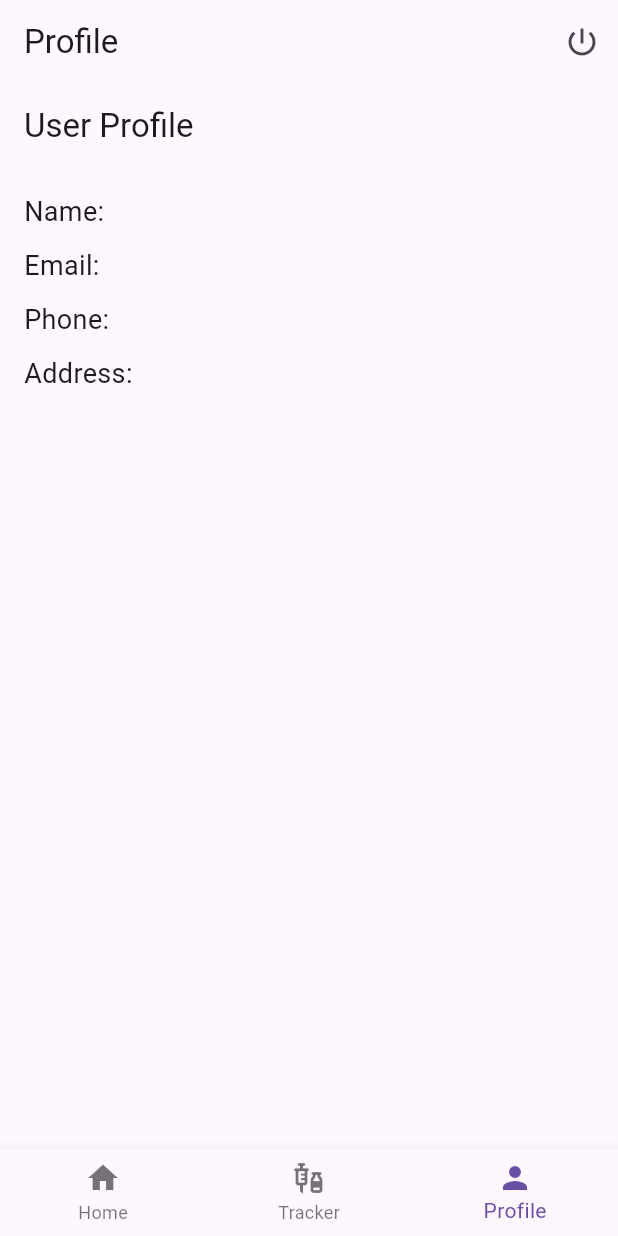
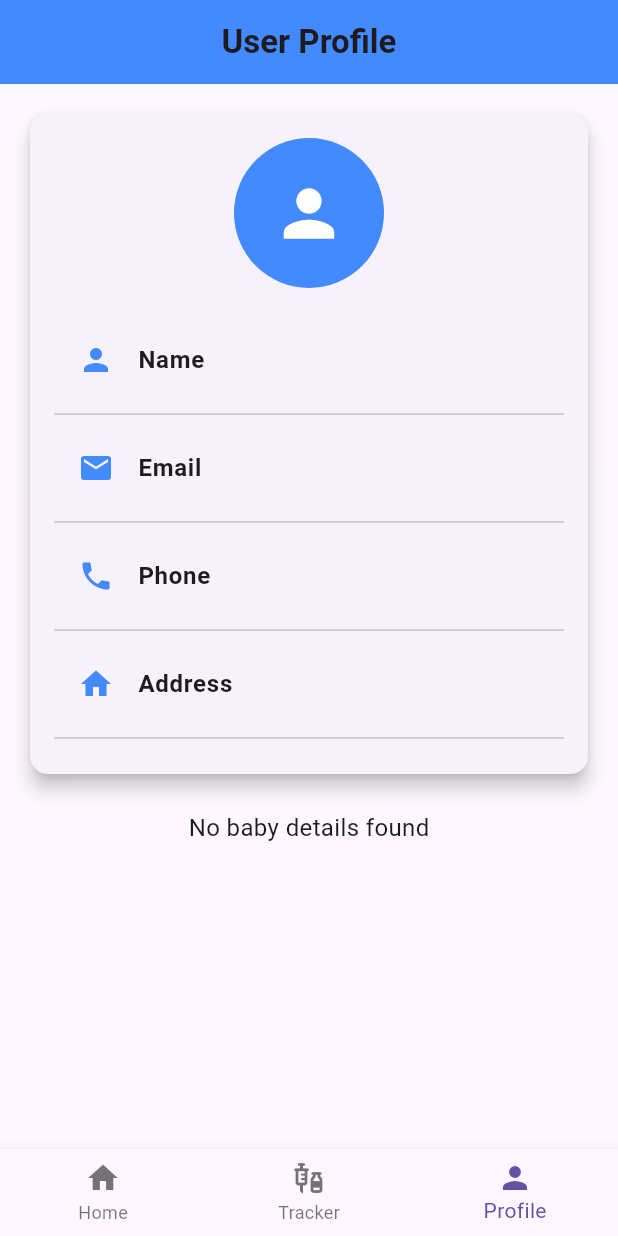
Before and after one commit to rajank18/VaccineCare, a Flutter app: the screen it shows once a user with an empty profile is signed in, item 3 of the bottom bar chosen, on a phone screen of 412 x 824 dp. Run offline on Flutter 3.47's test engine with Material 3 defaults, Android fonts, the phone set to English and light mode, and no system bars; our stand-ins replace shared_preferences, supabase_flutter; accounts and stored records are empty; statements that could not run were skipped.

Commit message:
ui improve

```diff
--- a/vaccinecare_app/lib/screens/home_page.dart
+++ b/vaccinecare_app/lib/screens/home_page.dart
@@ -21,7 +21,7 @@ class _HomeScreenState extends State<HomeScreen> {
 
   Future<void> logout(BuildContext context) async {
     SharedPreferences prefs = await SharedPreferences.getInstance();
-    await prefs.remove('checkedVaccines'); // FIX: Clears stored vaccine data on logout
+    await prefs.remove('checkedVaccines');
 
     await _supabase.auth.signOut();
     Navigator.pushReplacement(context, MaterialPageRoute(builder: (context) => AuthScreen()));
@@ -49,15 +49,17 @@ class _HomeScreenState extends State<HomeScreen> {
   @override
 Widget build(BuildContext context) {
   return Scaffold(
-      appBar: AppBar(
+    appBar: _selectedIndex == 0
+        ? AppBar(
             title: Text(_titles[_selectedIndex]),
             actions: [
               IconButton(
-            icon: Icon(Icons.power_settings_new), // Power icon for logout
+                icon: Icon(Icons.power_settings_new),
                 onPressed: () => logout(context),
               ),
             ],
-      ),
+          )
+        : null, // No AppBar for Tracker & Profile
     body: _selectedIndex == 0 ? HomePageContent(vaccines: _checkedVaccines) : _pages[_selectedIndex],
     bottomNavigationBar: BottomNavigationBar(
       currentIndex: _selectedIndex,
@@ -77,6 +79,7 @@ class _HomeScreenState extends State<HomeScreen> {
     ),
   );
 }
+
 }
 
 // Home Page Content with Vaccine Summary
--- a/vaccinecare_app/lib/screens/user_profile.dart
+++ b/vaccinecare_app/lib/screens/user_profile.dart
@@ -10,6 +10,7 @@ class UserProfilePage extends StatefulWidget {
 class _UserProfilePageState extends State<UserProfilePage> {
   final _supabase = Supabase.instance.client;
   Map<String, dynamic>? userData;
+  List<Map<String, dynamic>> babyData = [];
   bool isLoading = true;
 
   @override
@@ -18,69 +19,123 @@ class _UserProfilePageState extends State<UserProfilePage> {
     fetchUserProfile();
   }
 
-  /// ✅ Fetch User Data Using Stored Email
   Future<void> fetchUserProfile() async {
     setState(() => isLoading = true);
-
     try {
-    // ✅ Retrieve stored email (Ensures correct email is used)
       final prefs = await SharedPreferences.getInstance();
       final storedEmail = prefs.getString('user_email');
-
       if (storedEmail == null) {
-      print("⚠️ No stored email found!");
+        print("No stored email found!");
         setState(() => isLoading = false);
         return;
       }
 
-    print("✅ Fetching user data for email: $storedEmail");
-
-    // ✅ Fetch user details from `users` table using email
-    final response = await _supabase
-        .from('users')
-        .select()
-        .eq('email', storedEmail)
-        .maybeSingle();
-
+      final response = await _supabase.from('users').select().eq('email', storedEmail).maybeSingle();
       if (response != null) {
+        final babyResponse = await _supabase.from('babies').select().eq('parent_id', response['user_id']);
         setState(() {
           userData = response;
-        isLoading = false;
+          babyData = List<Map<String, dynamic>>.from(babyResponse);
         });
-    } else {
-      setState(() => isLoading = false);
-      print("⚠️ User data not found in `users` table for $storedEmail!");
       }
     } catch (error) {
+      print("Error fetching user data: $error");
+    }
     setState(() => isLoading = false);
-    print("❌ Error fetching user data: $error");
   }
-}
-
 
   @override
   Widget build(BuildContext context) {
     return Scaffold(
-      appBar: AppBar(title: Text('User Profile')),
+      appBar: AppBar(
+        title: Text('User Profile', style: TextStyle(fontWeight: FontWeight.bold)),
+        centerTitle: true,
+        backgroundColor: Colors.blueAccent,
+      ),
       body: isLoading
           ? Center(child: CircularProgressIndicator())
           : userData == null
-              ? Center(child: Text("No user data found"))
+              ? Center(child: Text("No user data found", style: TextStyle(fontSize: 18)))
               : Padding(
                   padding: EdgeInsets.all(16),
+                  child: SingleChildScrollView(
+                    child: Column(
+                      children: [
+                        Card(
+                          shape: RoundedRectangleBorder(borderRadius: BorderRadius.circular(12)),
+                          elevation: 5,
+                          child: Padding(
+                            padding: EdgeInsets.all(16),
+                            child: Column(
+                              mainAxisSize: MainAxisSize.min,
+                              children: [
+                                CircleAvatar(
+                                  radius: 50,
+                                  backgroundColor: Colors.blueAccent,
+                                  child: Icon(Icons.person, size: 50, color: Colors.white),
+                                ),
+                                SizedBox(height: 20),
+                                _buildUserInfoTile("Name", userData!['name'], Icons.person),
+                                _buildUserInfoTile("Email", userData!['email'], Icons.email),
+                                _buildUserInfoTile("Phone", userData!['phone_number'], Icons.phone),
+                                _buildUserInfoTile("Address", userData!['address'], Icons.home),
+                              ],
+                            ),
+                          ),
+                        ),
+                        SizedBox(height: 20),
+                        babyData.isNotEmpty
+                            ? Column(
+                                crossAxisAlignment: CrossAxisAlignment.start,
+                                children: [
+                                  Text("Baby Details", style: TextStyle(fontSize: 18, fontWeight: FontWeight.bold)),
+                                  SizedBox(height: 10),
+                                  ...babyData.map((baby) => Card(
+                                        shape: RoundedRectangleBorder(borderRadius: BorderRadius.circular(12)),
+                                        elevation: 3,
+                                        child: Padding(
+                                          padding: EdgeInsets.all(12),
                                           child: Column(
                                             crossAxisAlignment: CrossAxisAlignment.start,
                                             children: [
-                      Text("Name: ${userData!['name']}", style: TextStyle(fontSize: 18)),
-                      SizedBox(height: 10),
-                      Text("Email: ${userData!['email']}", style: TextStyle(fontSize: 18)),
-                      SizedBox(height: 10),
-                      Text("Phone: ${userData!['phone_number']}", style: TextStyle(fontSize: 18)),
-                      SizedBox(height: 10),
-                      Text("Address: ${userData!['address']}", style: TextStyle(fontSize: 18)),
+                                              _buildUserInfoTile("Name", baby['name'], Icons.child_care),
+                                              _buildUserInfoTile("Birth Date", baby['birth_date'], Icons.cake),
+                                              _buildUserInfoTile("Gender", baby['gender'], Icons.wc),
+                                              _buildUserInfoTile("Blood Group", baby['blood_group'] ?? "N/A", Icons.bloodtype),
                                             ],
+                                          ),
+                                        ),
+                                      ))
+                                ],
+                              )
+                            : Center(child: Text("No baby details found", style: TextStyle(fontSize: 16)))
+                      ],
+                    ),
                   ),
                 ),
     );
   }
+
+  Widget _buildUserInfoTile(String label, String value, IconData icon) {
+    return Column(
+      children: [
+        ListTile(
+          leading: Icon(icon, color: Colors.blueAccent),
+          title: Row(
+            mainAxisAlignment: MainAxisAlignment.spaceBetween,
+            children: [
+              Text(label, style: TextStyle(fontWeight: FontWeight.bold, fontSize: 16)),
+              Expanded(
+                child: Align(
+                  alignment: Alignment.centerRight,
+                  child: Text(value, style: TextStyle(fontSize: 16, fontWeight: FontWeight.bold, color: Colors.black87)),
+                ),
+              ),
+            ],
+          ),
+        ),
+        Divider(),
+      ],
+    );
   }
+}
```
Also changed, not shown: vaccinecare_app/lib/screens/vaccine_track_record.dart (+83 -42 lines). Lines whose indentation alone changed are shown as unchanged.
